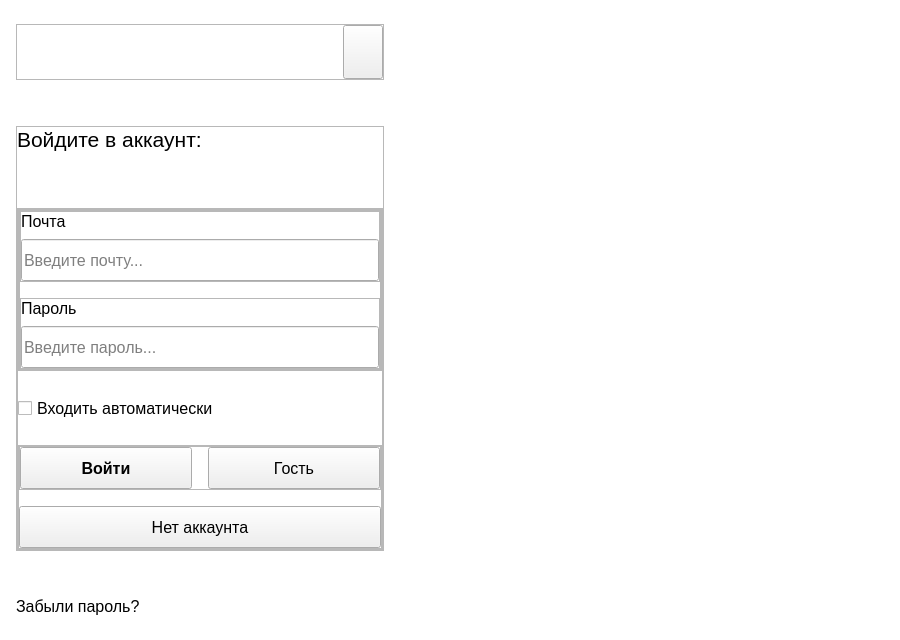
First picture: the form in ui/auth.ui, repository pntech-dev/Documents-Exp-Desktop, before the edit.
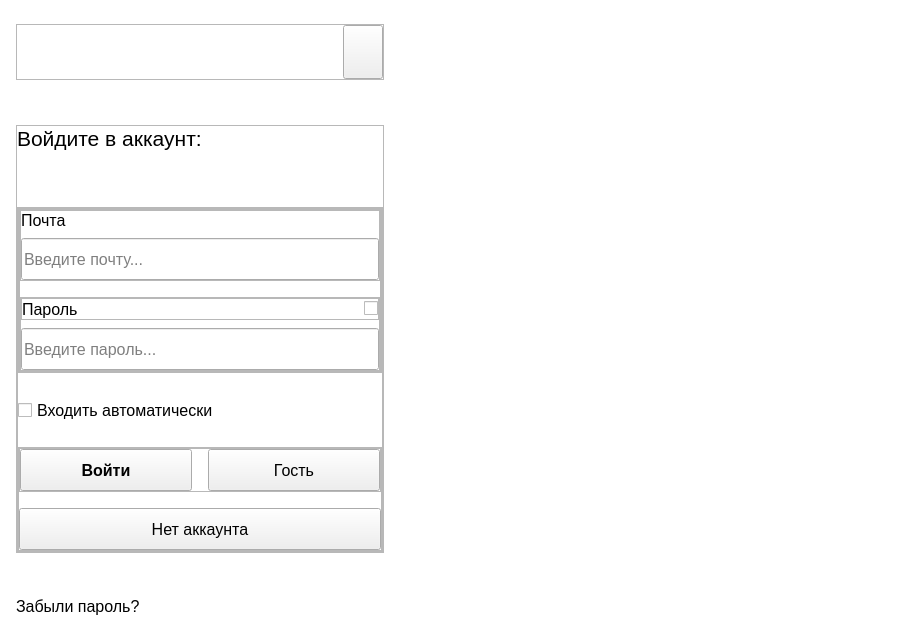
Second picture: the form after the edit. Custom widgets are drawn as their Qt base class.

Commit message: feat(ui): add password visibility toggle widget with styles and resources

Patch:
```diff
--- a/ui/auth.ui
+++ b/ui/auth.ui
@@ -377,6 +377,30 @@
                         <number>0</number>
                        </property>
                        <item>
+                        <widget class="QFrame" name="passoword_label_frame">
+                         <property name="frameShape">
+                          <enum>QFrame::StyledPanel</enum>
+                         </property>
+                         <property name="frameShadow">
+                          <enum>QFrame::Raised</enum>
+                         </property>
+                         <layout class="QHBoxLayout" name="horizontalLayout_10">
+                          <property name="spacing">
+                           <number>0</number>
+                          </property>
+                          <property name="leftMargin">
+                           <number>0</number>
+                          </property>
+                          <property name="topMargin">
+                           <number>0</number>
+                          </property>
+                          <property name="rightMargin">
+                           <number>0</number>
+                          </property>
+                          <property name="bottomMargin">
+                           <number>0</number>
+                          </property>
+                          <item>
                         <widget class="QLabel" name="password_label">
                          <property name="sizePolicy">
                           <sizepolicy hsizetype="Minimum" vsizetype="Preferred">
@@ -395,6 +419,29 @@
                         </widget>
                        </item>
                        <item>
+                           <spacer name="horizontalSpacer_5">
+                            <property name="orientation">
+                             <enum>Qt::Horizontal</enum>
+                            </property>
+                            <property name="sizeHint" stdset="0">
+                             <size>
+                              <width>306</width>
+                              <height>20</height>
+                             </size>
+                            </property>
+                           </spacer>
+                          </item>
+                          <item>
+                           <widget class="ViewPasswordCheckbox" name="view_password_checkBox">
+                            <property name="text">
+                             <string/>
+                            </property>
+                           </widget>
+                          </item>
+                         </layout>
+                        </widget>
+                       </item>
+                       <item>
                         <widget class="QLineEdit" name="password_lineEdit">
                          <property name="minimumSize">
                           <size>
@@ -429,6 +476,9 @@
               </item>
               <item>
                <widget class="QCheckBox" name="auto_login_checkBox">
+                <property name="enabled">
+                 <bool>true</bool>
+                </property>
                 <property name="sizePolicy">
                  <sizepolicy hsizetype="Expanding" vsizetype="Fixed">
                   <horstretch>0</horstretch>
@@ -449,6 +499,9 @@
                 <property name="text">
                  <string>Входить автоматически</string>
                 </property>
+                <property name="checked">
+                 <bool>false</bool>
+                </property>
                </widget>
               </item>
               <item>
@@ -1924,6 +1977,11 @@
    <extends>QLabel</extends>
    <header>.custom_widgets</header>
   </customwidget>
+  <customwidget>
+   <class>ViewPasswordCheckbox</class>
+   <extends>QCheckBox</extends>
+   <header>.custom_widgets</header>
+  </customwidget>
  </customwidgets>
  <resources>
   <include location="../resources/logo/logo_resources.qrc"/>
```
Left out of the diff: 102 changed lines with no effect on the pictures. Lines whose indentation alone changed are shown as unchanged. The commit also changes 21 other files.
